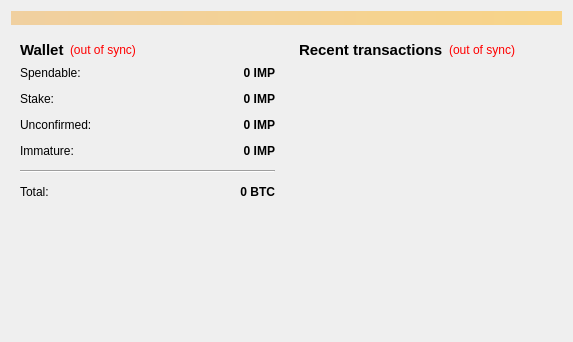
Old version of the form src/qt/forms/overviewpage.ui in the repository impleum/ImpleumQt.
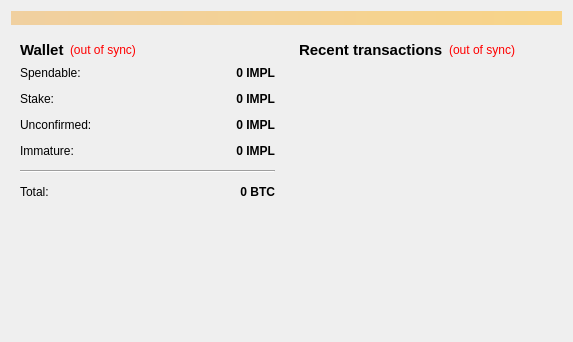
New version of the form.

The edit to the form file:
```diff
--- a/src/qt/forms/overviewpage.ui
+++ b/src/qt/forms/overviewpage.ui
@@ -118,7 +118,7 @@
                <string>Your current spendable balance</string>
               </property>
               <property name="text">
-               <string notr="true">0 IMP</string>
+               <string notr="true">0 IMPL</string>
               </property>
               <property name="alignment">
                <set>Qt::AlignRight|Qt::AlignTrailing|Qt::AlignVCenter</set>
@@ -150,7 +150,7 @@
                <string>Total of coins that was staked, and do not yet count toward the current balance</string>
               </property>
               <property name="text">
-               <string notr="true">0 IMP</string>
+               <string notr="true">0 IMPL</string>
               </property>
               <property name="alignment">
                <set>Qt::AlignRight|Qt::AlignTrailing|Qt::AlignVCenter</set>
@@ -182,7 +182,7 @@
                <string>Total of transactions that have yet to be confirmed, and do not yet count toward the current balance</string>
               </property>
               <property name="text">
-               <string notr="true">0 IMP</string>
+               <string notr="true">0 IMPL</string>
               </property>
               <property name="alignment">
                <set>Qt::AlignRight|Qt::AlignTrailing|Qt::AlignVCenter</set>
@@ -211,7 +211,7 @@
                <string>Mined balance that has not yet matured</string>
               </property>
               <property name="text">
-               <string notr="true">0 IMP</string>
+               <string notr="true">0 IMPL</string>
               </property>
               <property name="alignment">
                <set>Qt::AlignRight|Qt::AlignTrailing|Qt::AlignVCenter</set>
```
